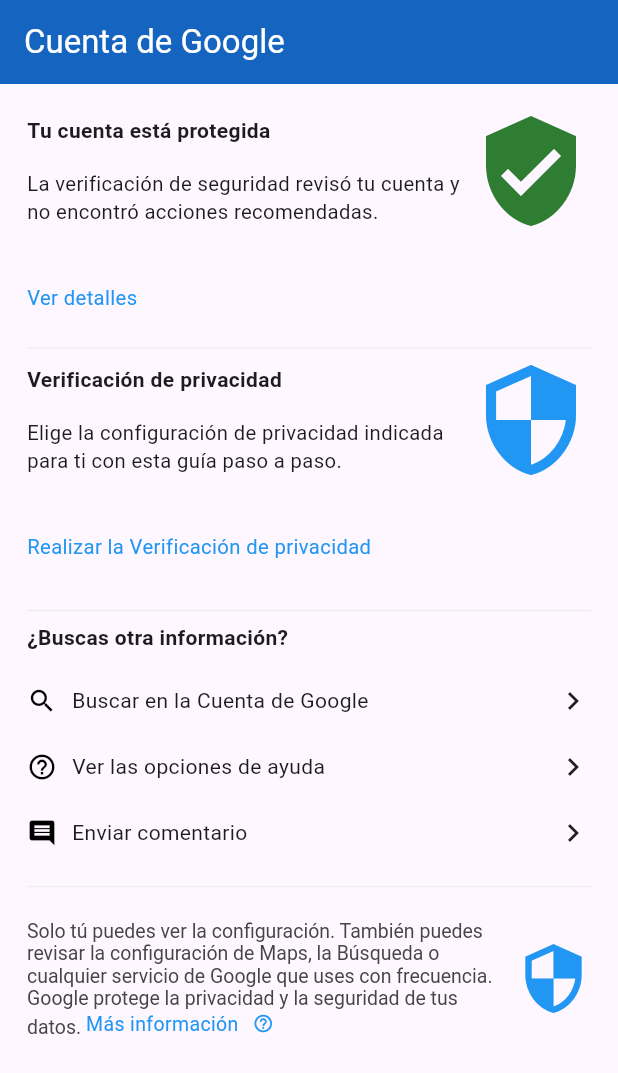
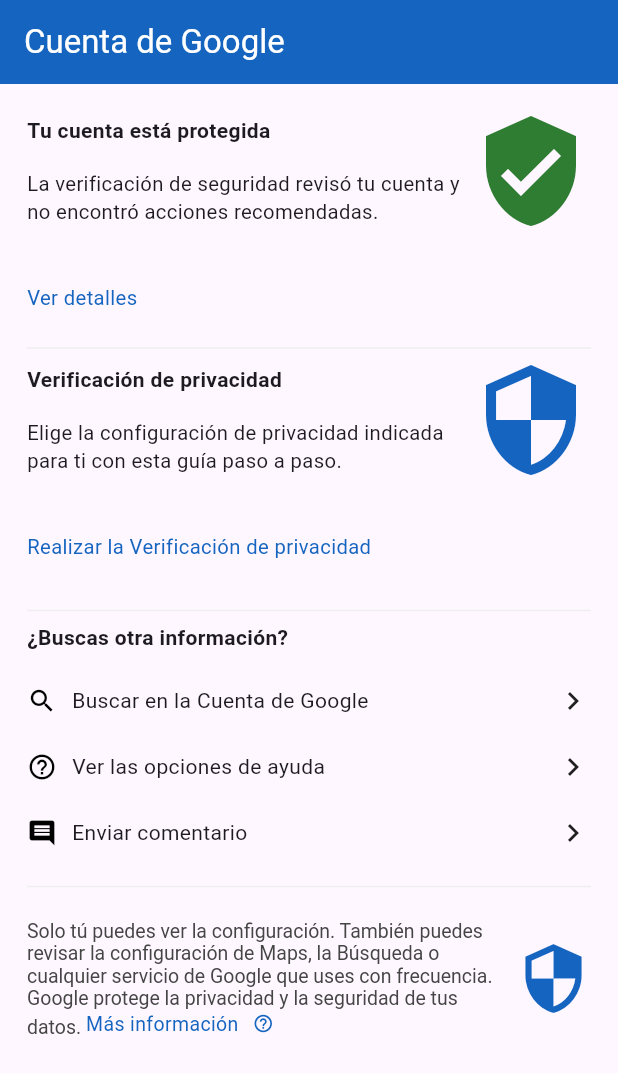
Before and after one commit to Sluu05/LenguajesProgramacion, a Flutter app: the screen it shows after launch, on a phone screen of 412 x 824 dp. Shown: the top 1073 px of the screen. Run offline on Flutter 3.47's test engine with Material 3 defaults, Android fonts, the phone set to English and light mode, and no system bars.

Commit message:
tarea dos

```diff
--- a/lib/main.dart
+++ b/lib/main.dart
@@ -37,7 +37,7 @@
               description: 'La verificación de seguridad revisó tu cuenta y no encontró acciones recomendadas.',
               icon: Icons.verified_user,
               actionText: 'Ver detalles',
-              actionColor: Colors.blue,
+              actionColor: Colors.blue[800],
             ),
             Divider(color: Colors.grey[200]),
             _buildSection1(
@@ -45,7 +45,7 @@
               description: 'Elige la configuración de privacidad indicada para ti con esta guía paso a paso.',
               icon: Icons.security,
               actionText: 'Realizar la Verificación de privacidad',
-              actionColor: Colors.blue,
+              actionColor: Colors.blue[800],
             ),
             Divider(color: Colors.grey[200]),
             _buildSearchSection(
@@ -141,7 +141,7 @@
             Icon(
               icon,
               size: 80,
-              color: Colors.blue,
+              color: Colors.blue[800],
             ),
           ],
         ),
@@ -225,7 +225,7 @@
         children: [
           Expanded(
             child: RichText(
-              text: const TextSpan(
+              text:  TextSpan(
                 style: TextStyle(
                   fontSize: 13,
                   color: Color.fromARGB(255, 69, 69, 69),
@@ -242,13 +242,13 @@
                           'Más información ',
                           style: TextStyle(
                             fontSize: 13,
-                            color: Colors.blue,
+                            color: Colors.blue[800],
                           ),
                         ),
                         SizedBox(width: 6),
                         Icon(
                           Icons.help_outline,
-                          color: Colors.blue,
+                          color: Colors.blue[800],
                           size: 14,
                         ),
                       ],
@@ -261,7 +261,7 @@
           SizedBox(width: 8),
           Icon(
             icon,
-            color: Colors.blue,
+            color: Colors.blue[800],
             size: 50,
           ),
         ],
```
